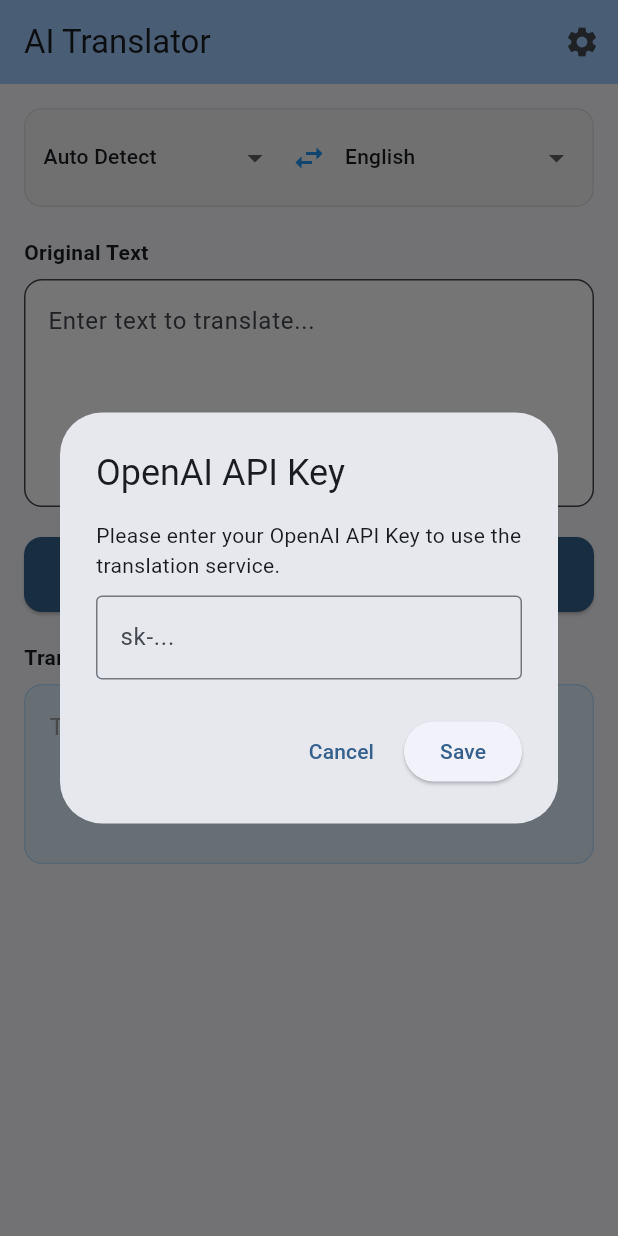
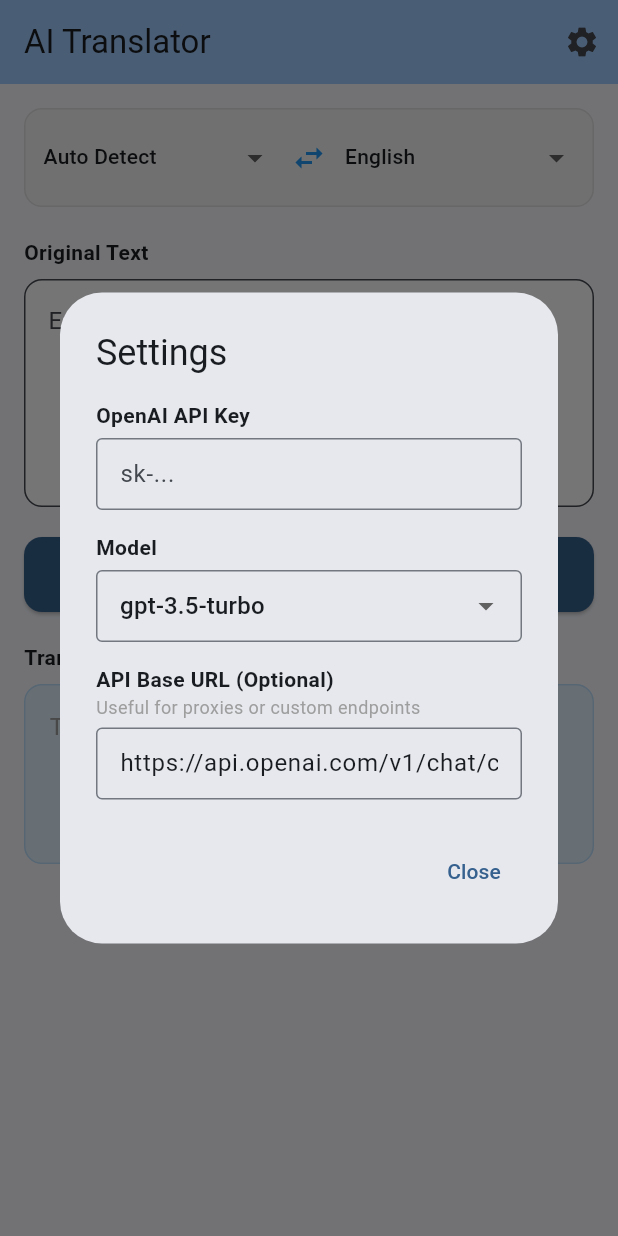
Before and after one commit to could-ai/019af9be-28fa-74bd-86a1-0a3e84fad0fc, a Flutter app: the screen it shows after launch, after a tap on the "settings" icon, on a phone screen of 412 x 824 dp. Run offline on Flutter 3.47's test engine with Material 3 defaults, Android fonts, the phone set to English and light mode, and no system bars.

Commit message:
Updated OpenAIService to support custom Base URL and Model selection, allowing users to use proxies or different endpoints.; Enhanced TranslationScreen with a comprehensive Settings dialog. Added support for configuring API Base URL (for proxies), selecting OpenAI models (GPT-3.5/4), and improved UI layout.

```diff
--- a/usr/lib/screens/translation_screen.dart
+++ b/usr/lib/screens/translation_screen.dart
@@ -11,10 +11,12 @@ class TranslationScreen extends StatefulWidget {
 class _TranslationScreenState extends State<TranslationScreen> {
   final TextEditingController _inputController = TextEditingController();
   final TextEditingController _apiKeyController = TextEditingController();
+  final TextEditingController _baseUrlController = TextEditingController(text: 'https://api.openai.com/v1/chat/completions');
   final OpenAIService _openAIService = OpenAIService();
 
   String _outputText = '';
   bool _isLoading = false;
+  String _selectedModel = 'gpt-3.5-turbo';
 
   // Language options
   final List<String> _languages = [
@@ -28,6 +30,15 @@ class _TranslationScreenState extends State<TranslationScreen> {
     'Russian',
     'Portuguese',
     'Italian',
+    'Arabic',
+    'Hindi',
+  ];
+
+  final List<String> _models = [
+    'gpt-3.5-turbo',
+    'gpt-4',
+    'gpt-4o',
+    'gpt-4-turbo',
   ];
 
   String _sourceLanguage = 'Auto Detect';
@@ -37,6 +48,7 @@ class _TranslationScreenState extends State<TranslationScreen> {
   void dispose() {
     _inputController.dispose();
     _apiKeyController.dispose();
+    _baseUrlController.dispose();
     super.dispose();
   }
 
@@ -50,8 +62,9 @@ class _TranslationScreenState extends State<TranslationScreen> {
 
     if (_apiKeyController.text.trim().isEmpty) {
       ScaffoldMessenger.of(context).showSnackBar(
-        const SnackBar(content: Text('Please enter your OpenAI API Key')),
+        const SnackBar(content: Text('Please enter your OpenAI API Key in Settings')),
       );
+      _showSettingsDialog();
       return;
     }
 
@@ -66,6 +79,8 @@ class _TranslationScreenState extends State<TranslationScreen> {
         targetLanguage: _targetLanguage,
         sourceLanguage: _sourceLanguage,
         apiKey: _apiKeyController.text.trim(),
+        baseUrl: _baseUrlController.text.trim(),
+        model: _selectedModel,
       );
 
       setState(() {
@@ -101,7 +116,7 @@ class _TranslationScreenState extends State<TranslationScreen> {
           IconButton(
             icon: const Icon(Icons.settings),
             onPressed: () {
-              _showApiKeyDialog();
+              _showSettingsDialog();
             },
           ),
         ],
@@ -211,10 +226,17 @@ class _TranslationScreenState extends State<TranslationScreen> {
                     ),
                   ),
                   child: _isLoading
-                      ? const SizedBox(
-                          width: 24,
-                          height: 24,
+                      ? Row(
+                          mainAxisAlignment: MainAxisAlignment.center,
+                          children: [
+                            const SizedBox(
+                              width: 20,
+                              height: 20,
                               child: CircularProgressIndicator(color: Colors.white, strokeWidth: 2),
+                            ),
+                            const SizedBox(width: 10),
+                            const Text('Translating...'),
+                          ],
                         )
                       : const Text('Translate', style: TextStyle(fontSize: 16, fontWeight: FontWeight.bold)),
                 ),
@@ -249,36 +271,80 @@ class _TranslationScreenState extends State<TranslationScreen> {
     );
   }
 
-  void _showApiKeyDialog() {
+  void _showSettingsDialog() {
     showDialog(
       context: context,
-      builder: (context) => AlertDialog(
-        title: const Text('OpenAI API Key'),
-        content: Column(
+      builder: (context) => StatefulBuilder(
+        builder: (context, setState) {
+          return AlertDialog(
+            title: const Text('Settings'),
+            content: SingleChildScrollView(
+              child: Column(
                 mainAxisSize: MainAxisSize.min,
+                crossAxisAlignment: CrossAxisAlignment.start,
                 children: [
-            const Text('Please enter your OpenAI API Key to use the translation service.'),
-            const SizedBox(height: 10),
+                  const Text('OpenAI API Key', style: TextStyle(fontWeight: FontWeight.bold)),
+                  const SizedBox(height: 5),
                   TextField(
                     controller: _apiKeyController,
                     decoration: const InputDecoration(
                       hintText: 'sk-...',
                       border: OutlineInputBorder(),
+                      isDense: true,
                     ),
                     obscureText: true,
                   ),
+                  const SizedBox(height: 15),
+
+                  const Text('Model', style: TextStyle(fontWeight: FontWeight.bold)),
+                  const SizedBox(height: 5),
+                  DropdownButtonFormField<String>(
+                    value: _selectedModel,
+                    decoration: const InputDecoration(
+                      border: OutlineInputBorder(),
+                      isDense: true,
+                    ),
+                    items: _models.map((String value) {
+                      return DropdownMenuItem<String>(
+                        value: value,
+                        child: Text(value),
+                      );
+                    }).toList(),
+                    onChanged: (newValue) {
+                      setState(() {
+                        _selectedModel = newValue!;
+                        // Update the parent state as well so it persists after dialog closes
+                        this.setState(() {
+                          _selectedModel = newValue!;
+                        });
+                      });
+                    },
+                  ),
+
+                  const SizedBox(height: 15),
+
+                  const Text('API Base URL (Optional)', style: TextStyle(fontWeight: FontWeight.bold)),
+                  const Text('Useful for proxies or custom endpoints', style: TextStyle(fontSize: 12, color: Colors.grey)),
+                  const SizedBox(height: 5),
+                  TextField(
+                    controller: _baseUrlController,
+                    decoration: const InputDecoration(
+                      hintText: 'https://api.openai.com/v1/chat/completions',
+                      border: OutlineInputBorder(),
+                      isDense: true,
+                    ),
+                  ),
                 ],
+              ),
             ),
             actions: [
               TextButton(
                 onPressed: () => Navigator.pop(context),
-            child: const Text('Cancel'),
-          ),
-          ElevatedButton(
-            onPressed: () => Navigator.pop(context),
-            child: const Text('Save'),
+                child: const Text('Close'),
               ),
             ],
+          );
+        }
       ),
     );
   }
--- a/usr/lib/services/openai_service.dart
+++ b/usr/lib/services/openai_service.dart
@@ -2,32 +2,36 @@ import 'dart:convert';
 import 'package:http/http.dart' as http;
 
 class OpenAIService {
-  // Default base URL, can be overridden if using a proxy
-  final String baseUrl = 'https://api.openai.com/v1/chat/completions';
-
   Future<String> translate({
     required String text,
     required String targetLanguage,
     required String apiKey,
     String? sourceLanguage,
+    String? baseUrl,
+    String? model,
   }) async {
     if (apiKey.isEmpty) {
       throw Exception('API Key cannot be empty');
     }
 
+    // Use provided base URL or default to OpenAI's official API
+    final String url = (baseUrl != null && baseUrl.isNotEmpty)
+        ? baseUrl
+        : 'https://api.openai.com/v1/chat/completions';
+
     try {
       final response = await http.post(
-        Uri.parse(baseUrl),
+        Uri.parse(url),
         headers: {
           'Content-Type': 'application/json',
           'Authorization': 'Bearer $apiKey',
         },
         body: jsonEncode({
-          'model': 'gpt-3.5-turbo',
+          'model': model ?? 'gpt-3.5-turbo',
           'messages': [
             {
               'role': 'system',
-              'content': 'You are a professional translator. Translate the user input directly without explanation.'
+              'content': 'You are a professional translator. Translate the user input directly without explanation. Maintain the original tone and formatting.'
             },
             {
               'role': 'user',
```
Lines whose indentation alone changed are shown as unchanged.
